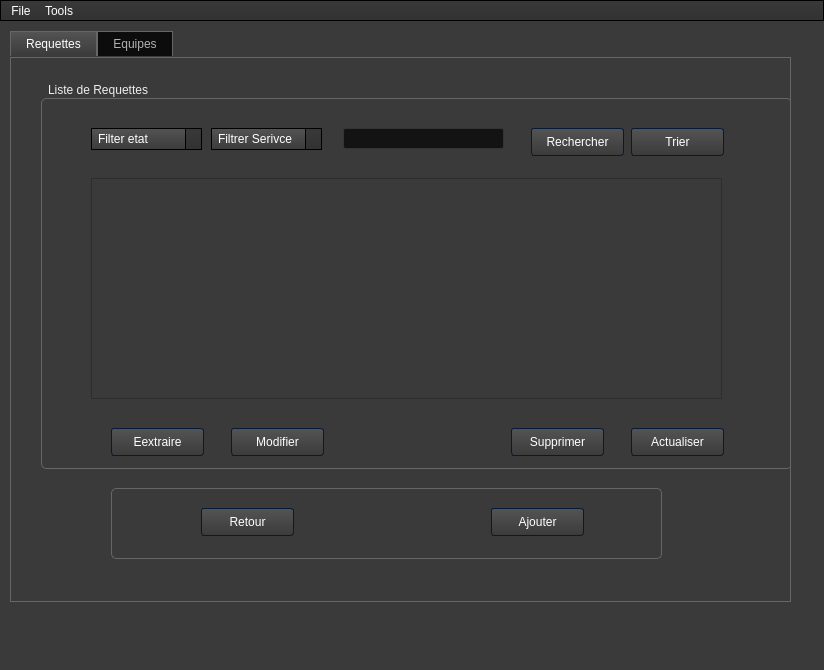
First picture: the form in RequettesMaintenances/mainwindow.ui, repository khalil-ch/E-Health_2A1, before the edit.
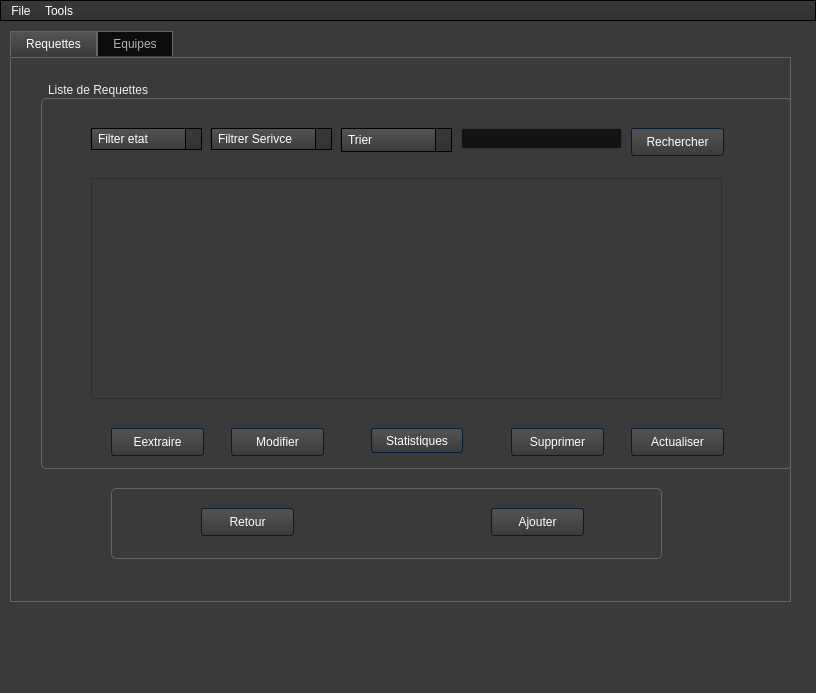
Second picture: the form after the edit. The open tabs and pages were chosen to show the change. Icons and pictures are not drawn.

```diff
--- a/RequettesMaintenances/mainwindow.ui
+++ b/RequettesMaintenances/mainwindow.ui
@@ -6,8 +6,8 @@
    <rect>
     <x>0</x>
     <y>0</y>
-    <width>824</width>
-    <height>670</height>
+    <width>816</width>
+    <height>693</height>
    </rect>
   </property>
   <property name="windowTitle">
@@ -999,7 +999,7 @@
         <rect>
          <x>170</x>
          <y>50</y>
-         <width>111</width>
+         <width>121</width>
          <height>22</height>
         </rect>
        </property>
@@ -1042,7 +1042,7 @@
       <widget class="QPushButton" name="RechercheReq">
        <property name="geometry">
         <rect>
-         <x>490</x>
+         <x>590</x>
          <y>50</y>
          <width>93</width>
          <height>28</height>
@@ -1104,29 +1104,54 @@
         <string>Eextraire</string>
        </property>
       </widget>
-      <widget class="QPushButton" name="TriReq">
-       <property name="geometry">
-        <rect>
-         <x>590</x>
-         <y>50</y>
-         <width>93</width>
-         <height>28</height>
-        </rect>
-       </property>
-       <property name="text">
-        <string>Trier</string>
-       </property>
-      </widget>
       <widget class="QLineEdit" name="lineEdit">
        <property name="geometry">
         <rect>
-         <x>302</x>
+         <x>420</x>
          <y>50</y>
          <width>161</width>
          <height>21</height>
         </rect>
        </property>
       </widget>
+      <widget class="QPushButton" name="statRq">
+       <property name="geometry">
+        <rect>
+         <x>330</x>
+         <y>350</y>
+         <width>92</width>
+         <height>25</height>
+        </rect>
+       </property>
+       <property name="text">
+        <string>Statistiques</string>
+       </property>
+      </widget>
+      <widget class="QComboBox" name="TrierReq">
+       <property name="geometry">
+        <rect>
+         <x>300</x>
+         <y>50</y>
+         <width>111</width>
+         <height>24</height>
+        </rect>
+       </property>
+       <item>
+        <property name="text">
+         <string>Trier</string>
+        </property>
+       </item>
+       <item>
+        <property name="text">
+         <string>Reference</string>
+        </property>
+       </item>
+       <item>
+        <property name="text">
+         <string>Date</string>
+        </property>
+       </item>
+      </widget>
      </widget>
      <widget class="QGroupBox" name="groupBox_2">
       <property name="geometry">
@@ -1362,8 +1387,8 @@
     <rect>
      <x>0</x>
      <y>0</y>
-     <width>824</width>
-     <height>28</height>
+     <width>816</width>
+     <height>27</height>
     </rect>
    </property>
    <widget class="QMenu" name="menuFile">
```
Left out of the diff: 19 changed lines with no effect on the pictures.
